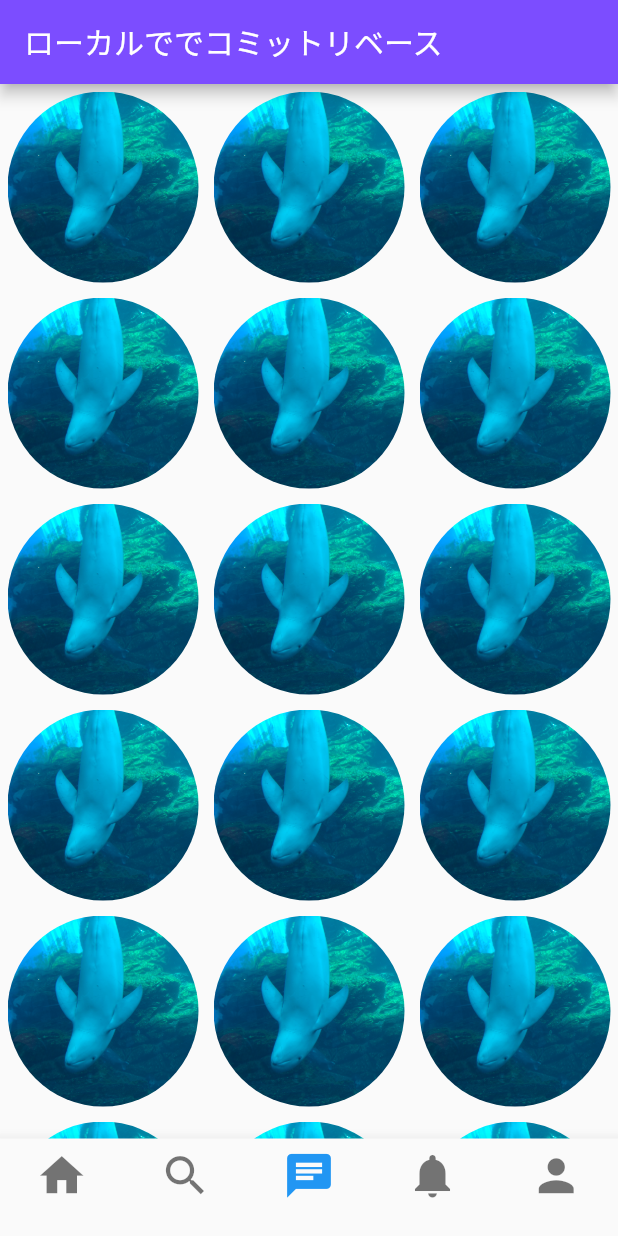
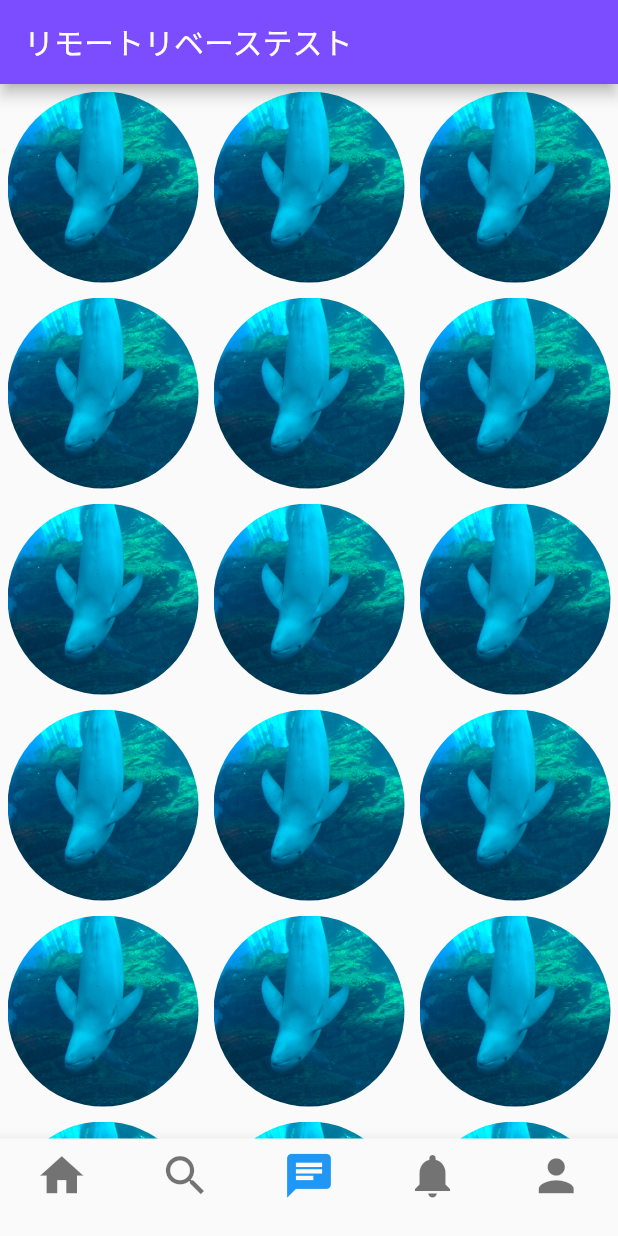
Before and after one commit to y-matsuura0715/chatAppWithFlutter, a Flutter app: the screen it shows after launch, item 3 of the bottom bar chosen, on a phone screen of 412 x 824 dp. Run offline on Flutter 3.47's test engine with Material 2 defaults, Android fonts, the phone set to English and light mode, and no system bars.

Commit message:
リモートリベーステスト

```diff
--- a/lib/presentation/view/chat.dart
+++ b/lib/presentation/view/chat.dart
@@ -10,7 +10,7 @@ class Chat extends StatelessWidget {
     return Scaffold(
       appBar: AppBar(
         backgroundColor: Colors.deepPurpleAccent,
-        title: const Text('ローカルででコミットリベース'),
+        title: const Text('リモートリベーステスト'),
       ),
       body: Center(
         child: GridView.builder(
```
